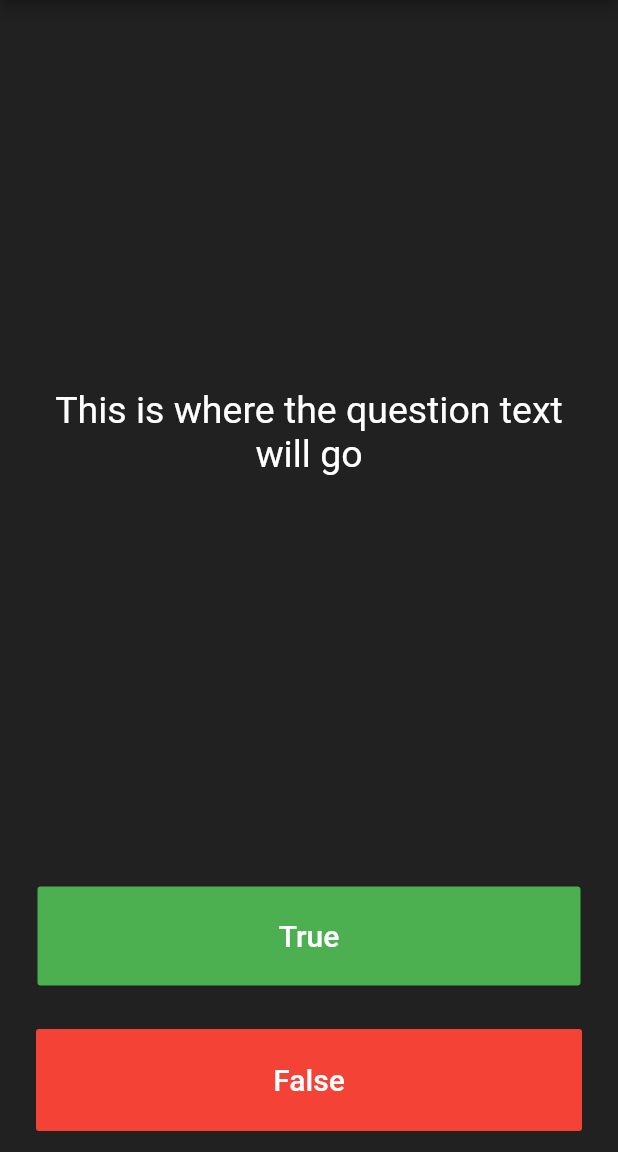
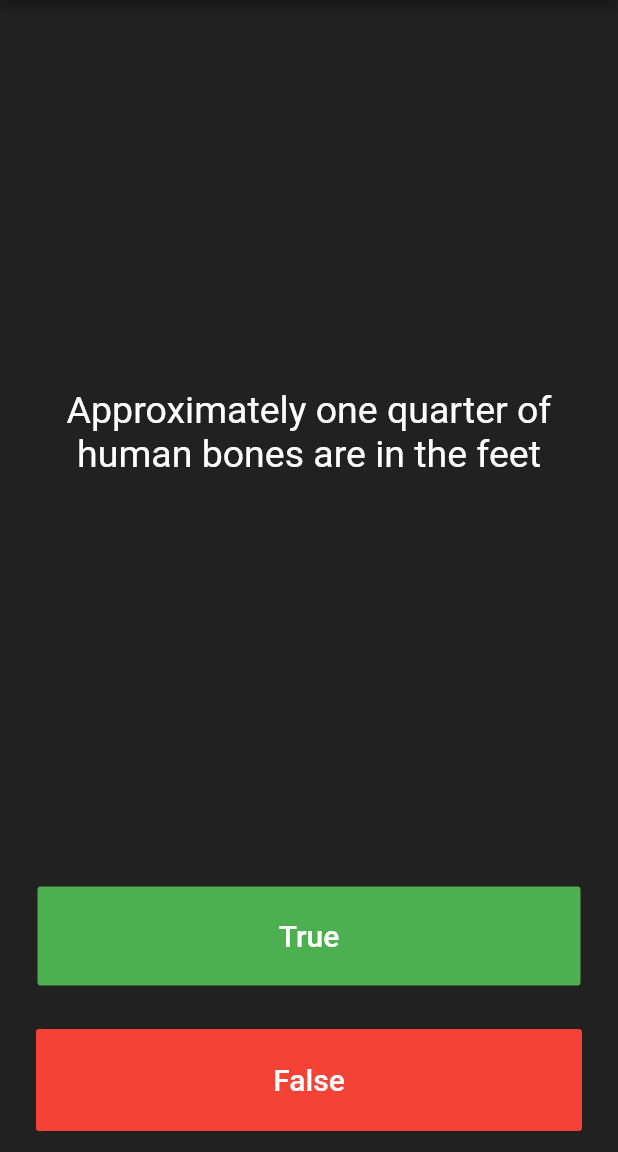
Before and after one commit to swapnilag78/quizing, a Flutter app: the screen it shows after launch, after a tap on "True", on a phone screen of 412 x 824 dp, the part 84-1236 px from its top. Run offline on Flutter 3.47's test engine with Material 2 defaults, Android fonts, the phone set to English and light mode, and no system bars.

Commit message:
questions added

```diff
--- a/lib/main.dart
+++ b/lib/main.dart
@@ -37,6 +37,17 @@ class quiz extends StatefulWidget {
 }
 
 class _quizState extends State<quiz> {
+
+  List<Icon> scorekeeper =[];
+
+  List<String> ques =[
+    'You can lead of cow down stairs but not up stairs',
+    'Approximately one quarter of human bones are in the feet ',
+    'A slug\'s blood is green'
+  ];
+
+  int ques_no =0;
+
   @override
   Widget build(BuildContext context) {
     return Column(
@@ -48,7 +59,7 @@ class _quizState extends State<quiz> {
           child: Padding(
             padding: const EdgeInsets.all(10.0),
             child: Center(
-              child: Text('This is where the question text will go',
+              child: Text( ques[ques_no],
               textAlign: TextAlign.center,
               style: TextStyle(
                 fontSize: 25.0,
@@ -71,7 +82,11 @@ class _quizState extends State<quiz> {
                   fontSize: 20.0,
                 ),
               ),
-              onPressed: (){},
+              onPressed: (){
+                  setState(() {
+                    ques_no++;
+                  });
+              },
             ),
           ),
         ),
@@ -88,10 +103,19 @@ class _quizState extends State<quiz> {
                   fontSize: 20.0,
                 ),
               ),
-              onPressed: (){},
+              onPressed: (){
+                setState(() {
+                  ques_no++;
+                });
+              },
             ),
           ),
         ),
+
+        Row(
+          children: scorekeeper,
+        )
+
       ],
     );
   }
```
